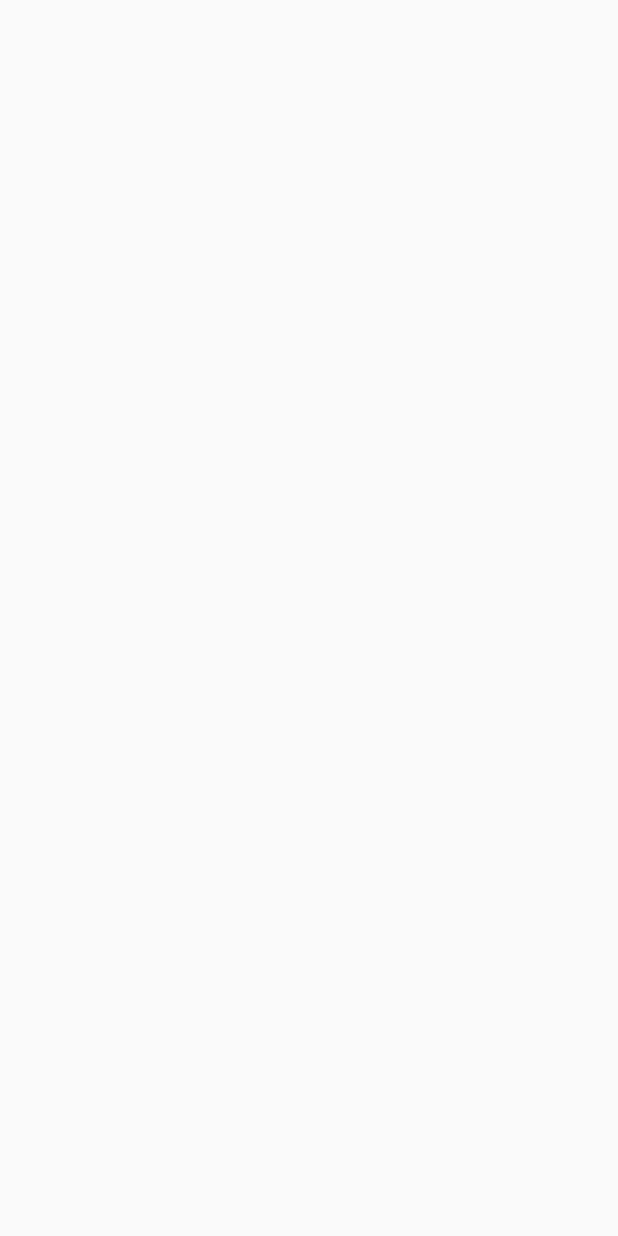
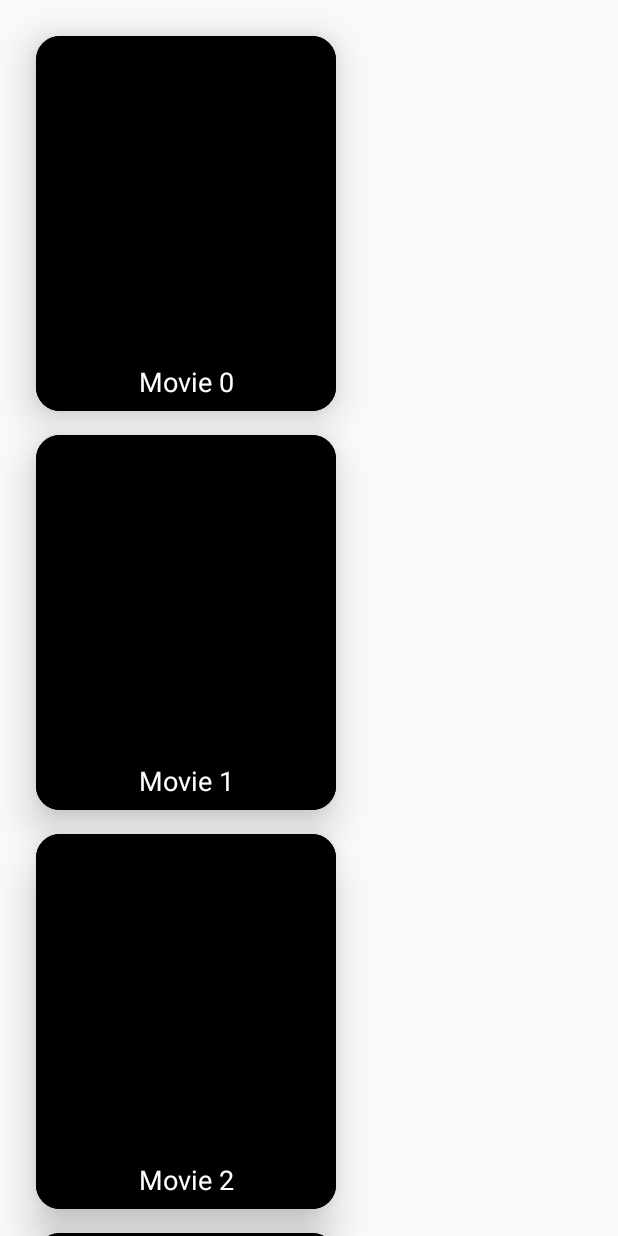
Before and after one commit to solidcrafts/tmdbcompose, an Android app built with Jetpack Compose: the screen it shows after launch (MainActivity), on a phone screen of 412 x 824 dp. Before the commit the screen is empty. Run offline under Robolectric (Android 15) with nearby library versions, the phone set to English and light mode, and no system bars.

Commit message:
Add vertical lazy list

```diff
--- a/app/src/main/java/io/solidcrafts/tmdbcompose/MainActivity.kt
+++ b/app/src/main/java/io/solidcrafts/tmdbcompose/MainActivity.kt
@@ -3,13 +3,13 @@ package io.solidcrafts.tmdbcompose
 import android.os.Bundle
 import androidx.activity.ComponentActivity
 import androidx.activity.compose.setContent
-import androidx.compose.foundation.layout.fillMaxSize
-import androidx.compose.material.MaterialTheme
-import androidx.compose.material.Surface
-import androidx.compose.material.Text
-import androidx.compose.runtime.Composable
+import androidx.compose.foundation.layout.*
+import androidx.compose.foundation.lazy.LazyColumn
 import androidx.compose.ui.Modifier
-import androidx.compose.ui.tooling.preview.Preview
+import androidx.compose.ui.res.painterResource
+import androidx.compose.ui.unit.dp
+import io.solidcrafts.tmdbcompose.domain.Movie
+import io.solidcrafts.tmdbcompose.ui.composables.MovieCard
 import io.solidcrafts.tmdbcompose.ui.theme.TmdbComposeTheme
 
 class MainActivity : ComponentActivity() {
@@ -17,7 +17,20 @@ class MainActivity : ComponentActivity() {
         super.onCreate(savedInstanceState)
         setContent {
             TmdbComposeTheme {
+                val painter = painterResource(id = R.drawable.ic_launcher_background)
 
+                LazyColumn(
+                    modifier = Modifier.fillMaxSize(),
+                    contentPadding = PaddingValues(16.dp),
+                    content = {
+                        items(100) {
+                            MovieCard(
+                                modifier = Modifier.padding(8.dp),
+                                movie = Movie("Movie $it"),
+                                painter = painter
+                            )
+                        }
+                    })
             }
         }
     }
--- /dev/null
+++ b/app/src/main/java/io/solidcrafts/tmdbcompose/domain/Movie.kt
@@ -0,0 +1,3 @@
+package io.solidcrafts.tmdbcompose.domain
+
+data class Movie(val name: String)
--- /dev/null
+++ b/app/src/main/java/io/solidcrafts/tmdbcompose/ui/composables/ComposableObjects.kt
@@ -0,0 +1,127 @@
+package io.solidcrafts.tmdbcompose.ui.composables
+
+import androidx.compose.foundation.BorderStroke
+import androidx.compose.foundation.Image
+import androidx.compose.foundation.background
+import androidx.compose.foundation.border
+import androidx.compose.foundation.layout.*
+import androidx.compose.foundation.shape.RoundedCornerShape
+import androidx.compose.material.Card
+import androidx.compose.material.Text
+import androidx.compose.runtime.Composable
+import androidx.compose.ui.Alignment
+import androidx.compose.ui.Modifier
+import androidx.compose.ui.graphics.Brush
+import androidx.compose.ui.graphics.Color
+import androidx.compose.ui.graphics.Shape
+import androidx.compose.ui.graphics.painter.Painter
+import androidx.compose.ui.layout.ContentScale
+import androidx.compose.ui.text.TextStyle
+import androidx.compose.ui.text.font.FontStyle
+import androidx.compose.ui.text.font.FontWeight
+import androidx.compose.ui.text.style.TextAlign
+import androidx.compose.ui.text.style.TextDecoration
+import androidx.compose.ui.text.style.TextOverflow
+import androidx.compose.ui.unit.dp
+import androidx.compose.ui.unit.sp
+import io.solidcrafts.tmdbcompose.domain.Movie
+
+@Composable
+fun MovieCard(modifier: Modifier, movie: Movie, painter: Painter, contentDescription: String? = null) {
+    Card(
+        modifier = modifier
+            .height(250.dp)
+            .width(200.dp),
+        elevation = 16.dp,
+        shape = RoundedCornerShape(16.dp),
+        border = BorderStroke(2.dp, Color.Black)
+    ) {
+        Box(
+            Modifier
+                .fillMaxSize(),
+            contentAlignment = Alignment.BottomCenter
+        ) {
+
+            Image(
+                painter = painter,
+                modifier = Modifier.fillMaxSize(),
+                contentDescription = contentDescription,
+                contentScale = ContentScale.FillHeight
+            )
+
+            Box(
+                modifier = Modifier
+                    .fillMaxSize()
+                    .background(
+                        brush = Brush.verticalGradient(
+                            colors = listOf(
+                                Color.Transparent,
+                                Color.Black
+                            ),
+                            startY = 550f
+                        )
+                    )
+            )
+
+            Text(
+                modifier = Modifier
+                    .padding(horizontal = 16.dp, vertical = 8.dp)
+                    .fillMaxWidth(),
+                text = movie.name,
+                maxLines = 1,
+                overflow = TextOverflow.Ellipsis,
+                fontSize = 18.sp,
+                color = Color.White,
+                textAlign = TextAlign.Center
+            )
+        }
+    }
+}
+
+@Composable
+fun ImageCard(
+    painter: Painter,
+    contentDescription: String,
+    title: String,
+    modifier: Modifier = Modifier
+) {
+    Card(
+        modifier = modifier.fillMaxWidth(),
+        shape = RoundedCornerShape(10.dp),
+        elevation = 5.dp
+    ) {
+        Box(
+            modifier = Modifier.height(height = 200.dp)
+        ) {
+            Image(
+                painter = painter,
+                contentDescription = contentDescription,
+                contentScale = ContentScale.Crop
+            )
+            Box(
+                modifier = Modifier
+                    .fillMaxSize()
+                    .background(
+                        brush = Brush.verticalGradient(
+                            colors = listOf(Color.Transparent, Color.Black),
+                            startY = 400f
+                        )
+                    )
+            )
+            Box(
+                modifier = Modifier
+                    .fillMaxSize()
+                    .padding(8.dp),
+                contentAlignment = Alignment.BottomCenter
+            ) {
+                Text(
+                    text = title,
+                    style = TextStyle(
+                        color = Color.White,
+                        fontSize = 16.sp
+                    )
+                )
+            }
+        }
+    }
+}
```
